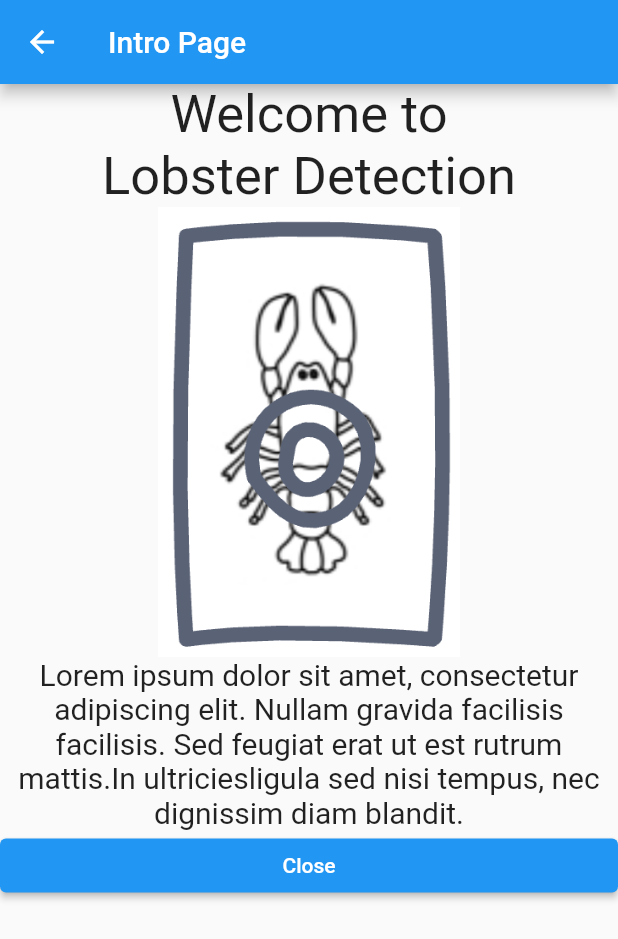
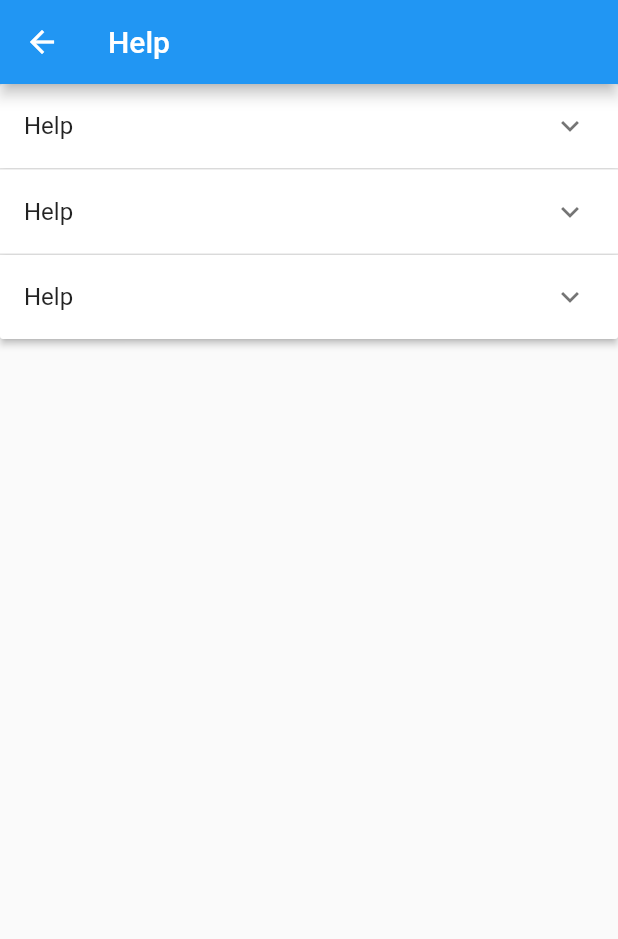
Before and after one commit to CSCIX691DAL/lobster-detection, a Flutter app: the screen it shows after launch, on a phone screen of 412 x 824 dp. Shown: the top 939 px of the screen. Run offline on Flutter 3.47's test engine with Material 2 defaults, Android fonts, the light colour scheme and no system bars; our stand-ins replace flutter_spinkit; Roboto replaces fonts that are missing (Montserrat).

Commit message:
testing out help page on firstScreen

```diff
--- a/lobster_detection/lib/firstScreen.dart
+++ b/lobster_detection/lib/firstScreen.dart
@@ -1,8 +1,146 @@
 import 'package:flutter/material.dart';
+import 'package:lobster_detection/help_page.dart';
 
+// testing out help page
+class HelpPage extends StatefulWidget {
+  @override
+  _HelpPageState createState() => _HelpPageState();
+}
+
+class _HelpPageState extends State<HelpPage> {
+
+  List<Item> _data = generateItems(3);
+
+  Widget _buildListPanel() {
+    return ExpansionPanelList(
+      expansionCallback: (int index, bool isExpanded) {
+        setState(() {
+          _data[index].isExpanded = !isExpanded;
+        });
+      },
+      children : _data.map<ExpansionPanel>((Item item) {
+        return ExpansionPanel(
+          headerBuilder: (BuildContext context, bool isExpanded) {
+            return ListTile(
+              title: //Text(item.headerValue),
+              Text('Help'),
+            );
+          },
+          body: ListTile(
+            children: ListTile(
+              title: Text('hi')
+            )
+            //title: Text('hello'),
+            // trailing: Icon(Icons.minimize),
+            // onTap: () {
+            //   setState(() {
+            //     // _data.removeWhere((currentItem) => item == currentItem);
+            //   });
+            // },
+          ),
+          isExpanded: item.isExpanded
+        );
+      }).toList(),
+    );
+  }
+
+  @override
+  Widget build(BuildContext context) {
+    return Scaffold (
+      appBar: AppBar(
+        title: Text('Help',
+        // WHY IS THIS NOT MOVING TO THE LEFT
+        textAlign: TextAlign.left,),
+      ),
+      body: SingleChildScrollView(
+        child: Container(
+          child: _buildListPanel(),
+        )
+      ),
+    );
+  }
+}
+
+class Item {
+
+  String expandedValue;
+  String headerValue;
+  bool isExpanded;
+
+  Item({this.expandedValue, this.headerValue, this.isExpanded = false});
+}
+
+List<Item> generateItems(int numberOfItems) {
+  return List.generate(numberOfItems, (int index) {
+    return Item(
+      headerValue: 'Camera Usage and Access',
+      expandedValue: 'Press Ok to grant us access to your camera for detection'
+      // use if else here (if index == 0, header value: "Camera Usage and Access
+        /*
+          return headerValue: 'Camera Usage and Access',
+          return expandedValue: 'Press Ok to grant us access to your camera for detection'}
+        else if(index==1) {
+          return headerValue: 'FAQ',
+          return expandedValue: 'Q. Is my data saved?/nA. No. Lobsters that you will detect using our app will not be saved.'
+      }
+        else {
+          return headerValue: 'Contact Us'
+          return expandedValue: 'If you have any questions about our app or would like to give a feedback, fill out the form below and we will get back to you as soon as possible!'
+      }
+
+         */
+    );
+  });
+}
+
+
+
+
+/*
 class FirstScreen extends StatelessWidget {
   @override
   Widget build(BuildContext context) {
+  //testing out help page
+    return Scaffold(
+      appBar: AppBar(
+        title: Text('Help Page'),
+      ),
+      body: Column(
+        children: [
+          Divider(
+            height: 1,
+            color: Colors.redAccent,
+          ),
+          ExpansionTile(
+            backgroundColor: Colors.red[50],
+            title: Text(
+              'Camera Access and Usage',
+              style: TextStyle(
+                color: Colors.black,
+                fontSize: 20,
+              ),
+              textAlign: TextAlign.center,
+            ),
+            children: [
+              Padding(
+                padding: const EdgeInsets.all(8.0),
+                child: Text(
+                  'Press Ok to grant us access to your camera for detection.',
+                  style: TextStyle(fontSize: 15),
+                  maxLines: 3,
+                  softWrap: true,
+                  textAlign: TextAlign.start,
+                ),
+              ),
+
+            ],
+          ),
+        ],
+      ),
+    );
+
+
+    /*
     return Scaffold(
         appBar: AppBar(
           title: Text('Intro Page'),
@@ -36,6 +174,9 @@ class FirstScreen extends StatelessWidget {
             ]
           )
         );
+     */
+
+
   }
 }
 
@@ -47,7 +188,13 @@ class MyStatelessWidget extends StatelessWidget {
   Widget build(BuildContext context) {
     ElevatedButton(
       onPressed: () {
-        // Button response
+        // wouldn't direct to help page; needs to be fixed
+        /*
+        MaterialPageRoute(
+          builder: (context) => HelpPage(),
+        );
+
+         */
       },
       child: Text('Got it'),
     );
@@ -64,3 +211,7 @@ class MyStatelessWidget extends StatelessWidget {
    */
 
 }
+
+
+
+ */
--- a/lobster_detection/lib/main.dart
+++ b/lobster_detection/lib/main.dart
@@ -25,7 +25,8 @@ class _MyAppState extends State<MyApp> {
         Navigator.push(
           context,
           MaterialPageRoute(
-            builder: (context) => FirstScreen(),
+            // change HelpPage back to FirstScreen
+            builder: (context) => HelpPage(),
           ),
         );
       },
@@ -35,6 +36,7 @@ class _MyAppState extends State<MyApp> {
 
   @override
   Widget build(BuildContext context) {
+
     return Scaffold(
         body: Column(
             mainAxisAlignment: MainAxisAlignment.center,
--- a/lobster_detection/pubspec.yaml
+++ b/lobster_detection/pubspec.yaml
@@ -49,6 +49,7 @@ flutter:
   assets:
     - assets/intro_pg_lobster.png
     - assets/lobster.png
+    - help_page_notification.png
 
   #   - images/a_dot_burr.jpeg
   #   - images/a_dot_ham.jpeg
```
Also changed, not shown: lobster_detection/lib/help_page.dart (added, +64 -0 lines), lobster_detection/assets/help_page_notification.png (added).
